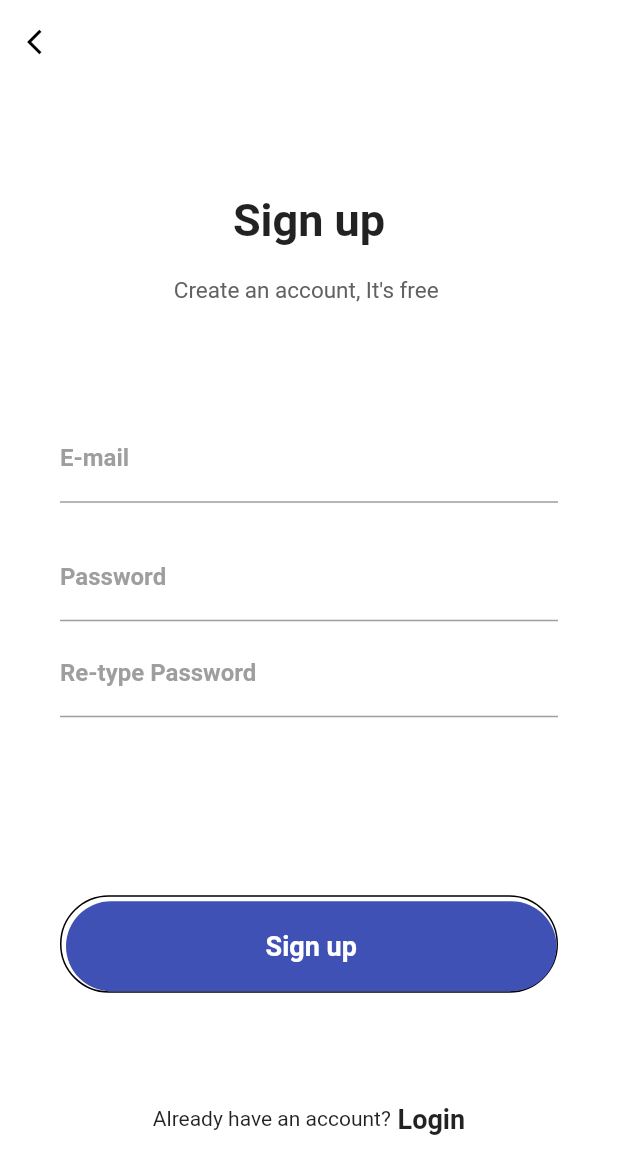
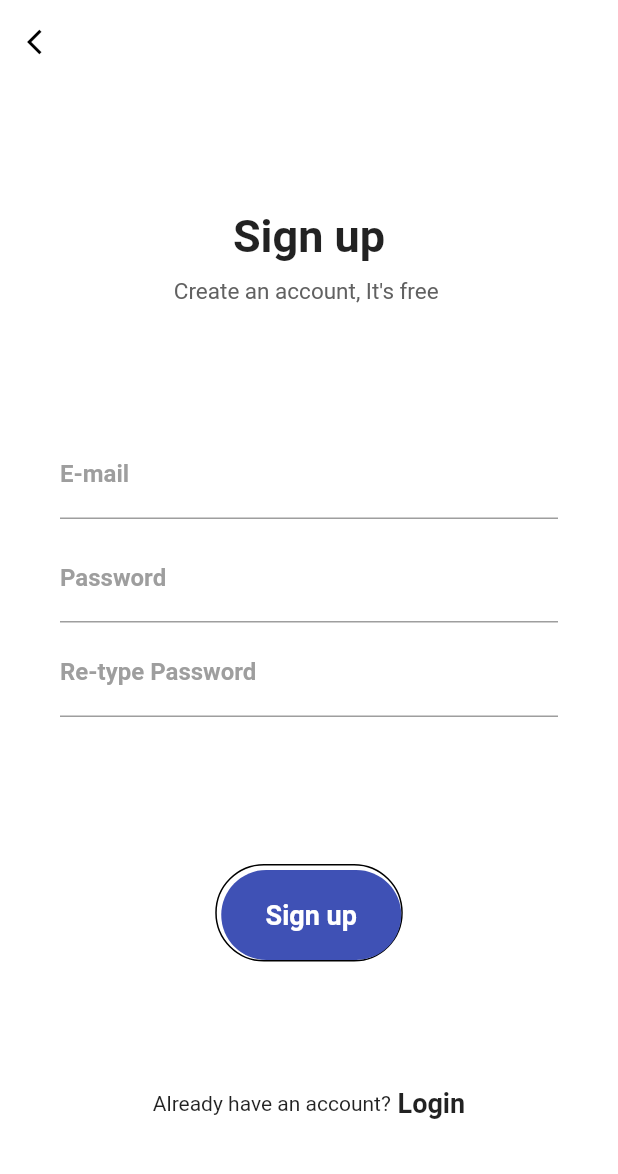
Before and after one commit to nouhelion/charming-prince, a Flutter app: the screen it shows after launch, after a tap on "Sign up", on a phone screen of 412 x 824 dp. Shown: the top 1174 px of the screen. Run offline on Flutter 3.47's test engine with Material 2 defaults, Android fonts, the phone set to English and light mode, and no system bars; our stand-ins replace firebase_auth, firebase_core; accounts and stored records are empty; network calls fail; Roboto replaces fonts that are missing (Montserrat).

Commit message:
heightInput

```diff
--- a/clothing/lib/main.dart
+++ b/clothing/lib/main.dart
@@ -79,7 +79,7 @@
                   // the login button
                   MaterialButton(
                     minWidth: 120,
-                    height: 40,
+                    height: 60,
                     onPressed: () {
                       Navigator.push(context,
                           MaterialPageRoute(builder: (context) => LoginPage()));
@@ -98,7 +98,7 @@
                   SizedBox(width: 30),
                   MaterialButton(
                     minWidth: 120,
-                    height: 40,
+                    height: 60,
                     onPressed: () {
                       Navigator.push(
                           context,
--- a/clothing/lib/screens/login.dart
+++ b/clothing/lib/screens/login.dart
@@ -119,7 +119,7 @@
                           right: BorderSide(color: Colors.black),
                         )),
                     child: MaterialButton(
-                      minWidth: double.infinity,
+                      minWidth: 120,
                       height: 60,
                       //when to sign in
                       onPressed: signIn,
--- a/clothing/lib/screens/signup.dart
+++ b/clothing/lib/screens/signup.dart
@@ -43,7 +43,7 @@
                     ),
                   ),
                   SizedBox(
-                    height: 20,
+                    height: 10,
                   ),
                   Text(
                     "Create an account, It's free ",
@@ -66,7 +66,7 @@
                         )),
                   ),
                   SizedBox(
-                height: 20,
+                    height: 10,
                   ),
                   TextField(
                     controller: _passwordController,
@@ -82,7 +82,7 @@
                     obscureText: true,
                   ),
                   SizedBox(
-                height: 5.0,
+                    height: 4.0,
                   ),
                   TextField(
                     controller: _passwordController,
@@ -98,10 +98,10 @@
                     obscureText: true,
                   ),
                   SizedBox(
-                height: 5.0,
+                    height: 4.0,
                   ),
                   SizedBox(
-                height: 40,
+                    height: 10,
                   ),
                 ],
               ),
@@ -116,7 +116,7 @@
                       right: BorderSide(color: Colors.black),
                     )),
                 child: MaterialButton(
-                  minWidth: double.infinity,
+                  minWidth: 120,
                   height: 60,
                   onPressed: () {},
                   color: Colors.indigo,
```
Lines whose indentation alone changed are shown as unchanged.
